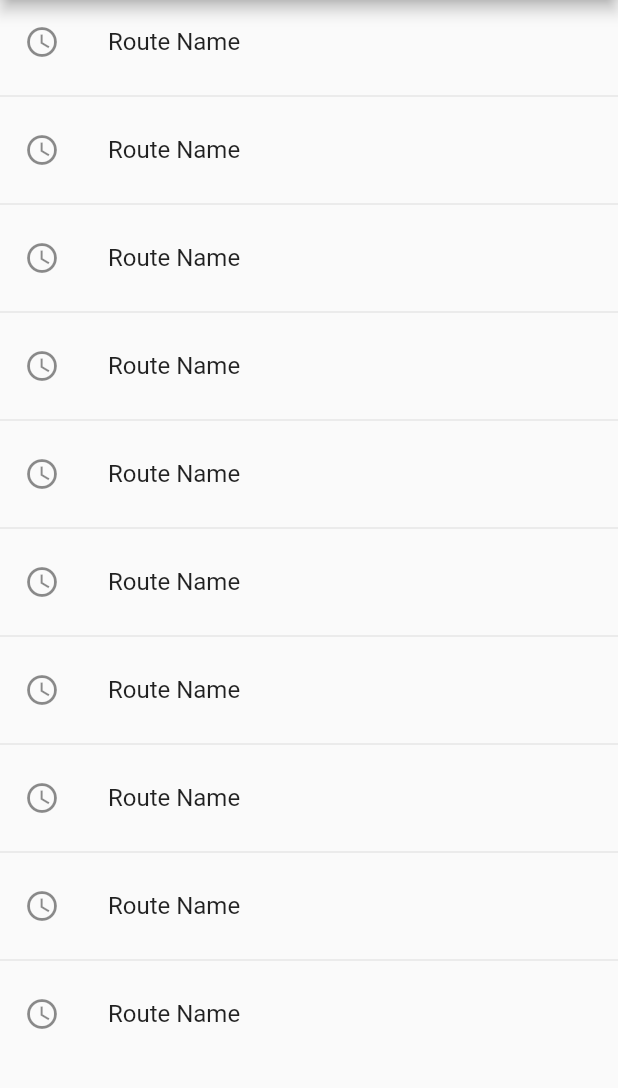
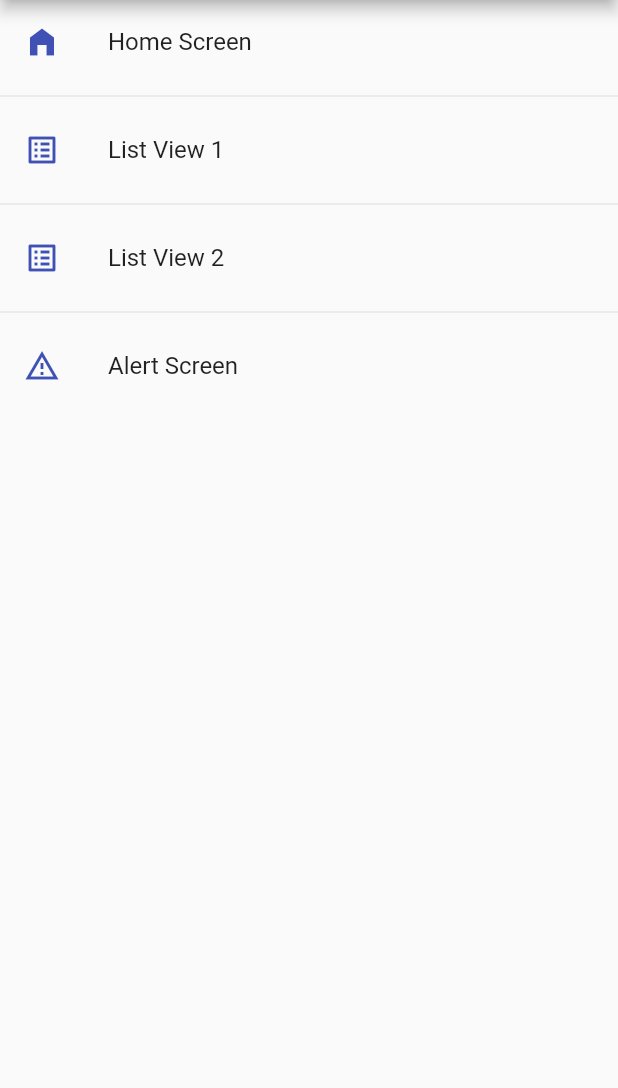
Before and after one commit to andrezffajardo/flutter_components_app, a Flutter app: the screen it shows after launch, on a phone screen of 412 x 824 dp, the part 84-1172 px from its top. Run offline on Flutter 3.47's test engine with Material 2 defaults, Android fonts, the phone set to English and light mode, and no system bars.

Commit message:
create method with app routes

```diff
--- a/lib/main.dart
+++ b/lib/main.dart
@@ -12,7 +12,7 @@ class MyApp extends StatelessWidget {
       debugShowCheckedModeBanner: false,
       title: 'Material App',
       initialRoute: AppRoutes.initialRoute,
-      routes: AppRoutes.routes,
+      routes: AppRoutes.getAppRoutes(),
       onGenerateRoute: AppRoutes.onGenerateRoute,
     );
   }
--- a/lib/router/app_routes.dart
+++ b/lib/router/app_routes.dart
@@ -5,7 +5,7 @@ import 'package:flutter_components_app/screens/screens.dart';
 class AppRoutes {
   static const initialRoute = 'home';
 
-  static final menuOptions = <MenuOption>{
+  static final menuOptions = <MenuOption>[
     MenuOption(
       route: 'home',
       name: 'Home Screen',
@@ -30,14 +30,22 @@ class AppRoutes {
       screen: const AlertScreen(),
       icon: Icons.report_problem_outlined,
     ),
-  };
+  ];
 
-  static Map<String, Widget Function(BuildContext)> routes = {
-    'home': (context) => const HomeScreen(),
-    'listview1': (context) => const ListView1Screen(),
-    'listview2': (context) => const ListView2Screen(),
-    'alert': (context) => const AlertScreen(),
-  };
+  static Map<String, Widget Function(BuildContext)> getAppRoutes() {
+    Map<String, Widget Function(BuildContext)> appRoutes = {};
+    for (final option in menuOptions) {
+      appRoutes.addAll({option.route: (BuildContext context) => option.screen});
+    }
+    return appRoutes;
+  }
+
+  // static Map<String, Widget Function(BuildContext)> routes = {
+  //   'home': (context) => const HomeScreen(),
+  //   'listview1': (context) => const ListView1Screen(),
+  //   'listview2': (context) => const ListView2Screen(),
+  //   'alert': (context) => const AlertScreen(),
+  // };
 
   static Route<dynamic> onGenerateRoute(RouteSettings settings) {
     return MaterialPageRoute(
--- a/lib/screens/home_screen.dart
+++ b/lib/screens/home_screen.dart
@@ -1,11 +1,12 @@
 import 'package:flutter/material.dart';
-import 'package:flutter_components_app/screens/listview1_screen.dart';
+import 'package:flutter_components_app/router/app_routes.dart';
 
 class HomeScreen extends StatelessWidget {
   const HomeScreen({super.key});
 
   @override
   Widget build(BuildContext context) {
+    final menuOptions = AppRoutes.menuOptions;
     return Scaffold(
         appBar: AppBar(
           title: const Text('Flutter Components'),
@@ -13,17 +14,20 @@ class HomeScreen extends StatelessWidget {
         ),
         body: ListView.separated(
             itemBuilder: (context, index) => ListTile(
-                  leading: const Icon(Icons.access_time_outlined),
-                  title: const Text('Route Name'),
+                  leading: Icon(
+                    menuOptions[index].icon,
+                    color: Colors.indigo,
+                  ),
+                  title: Text(menuOptions[index].name),
                   onTap: () {
                     // final route = MaterialPageRoute(
                     //   builder: (context) => const ListView1Screen(),
                     // );
                     // Navigator.push(context, route);
-                    Navigator.pushNamed(context, 'listview2');
+                    Navigator.pushNamed(context, menuOptions[index].route);
                   },
                 ),
             separatorBuilder: (_, __) => const Divider(),
-            itemCount: 10));
+            itemCount: menuOptions.length));
   }
 }
```
